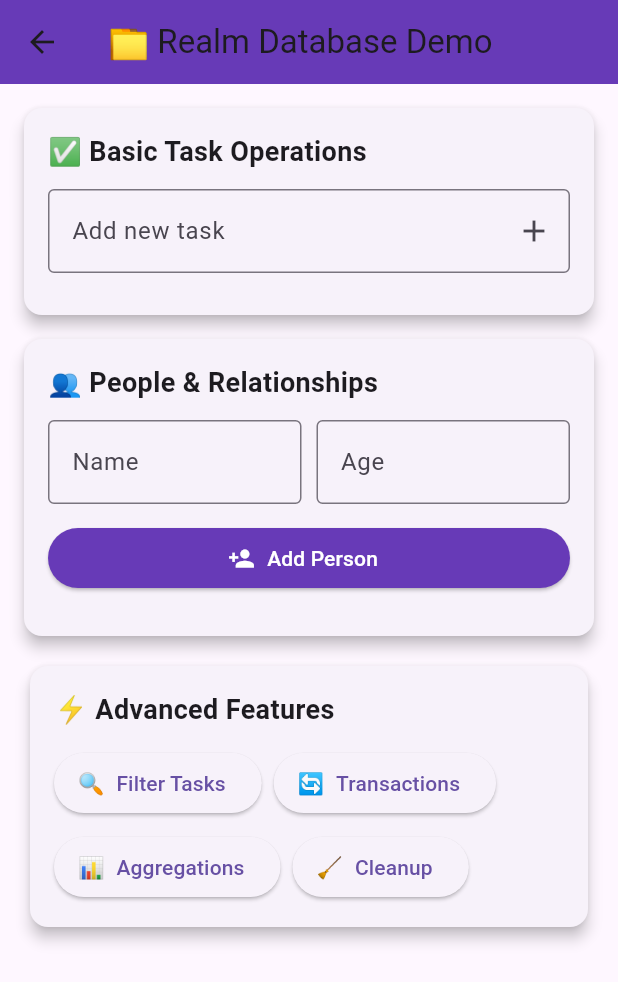
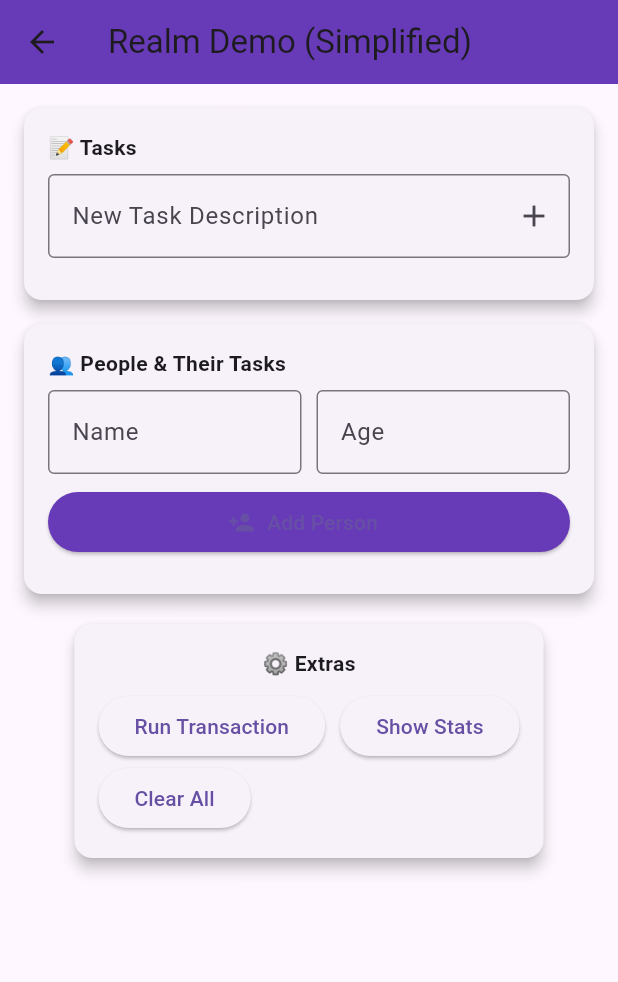
Before and after one commit to JihedMrouki/FlutterStorageDemo, a Flutter app: the RealmScreen screen opened by its route, on a phone screen of 412 x 824 dp. Shown: the top 982 px of the screen. Run offline on Flutter 3.47's test engine with Material 3 defaults, Android fonts, the phone set to English and light mode, and no system bars; our stand-ins replace hive, hive_flutter, realm, sqflite; accounts and stored records are empty; generated files the repository leaves out were written again.

Commit message:
add realm

```diff
--- a/lib/screens/updated_realm_screen.dart
+++ b/lib/screens/updated_realm_screen.dart
@@ -1,7 +1,7 @@
 import 'package:flutter/material.dart';
 import 'package:realm/realm.dart';
 
-import '../models/task_person.dart';
+import '../models/task_person.dart'; // Assuming realm_models.dart is properly set up
 
 class RealmScreen extends StatefulWidget {
   const RealmScreen({super.key});
@@ -12,9 +12,9 @@
 
 class _RealmScreenState extends State<RealmScreen> {
   late Realm realm;
-  final TextEditingController _taskController = TextEditingController();
-  final TextEditingController _personNameController = TextEditingController();
-  final TextEditingController _personAgeController = TextEditingController();
+  final _taskController = TextEditingController();
+  final _personNameController = TextEditingController();
+  final _personAgeController = TextEditingController();
 
   @override
   void initState() {
@@ -39,34 +39,31 @@
 
     return Scaffold(
       appBar: AppBar(
-        title: const Text('📁 Realm Database Demo'),
+        title: const Text('Realm Demo (Simplified)'),
         backgroundColor: Colors.deepPurple,
       ),
       body: SingleChildScrollView(
-        padding: const EdgeInsets.all(16.0),
+        padding: const EdgeInsets.all(16),
         child: Column(
           children: [
-            // 1. Basic CRUD Operations
+            // Task Section
             Card(
               elevation: 4,
               margin: const EdgeInsets.only(bottom: 16),
               child: Padding(
-                padding: const EdgeInsets.all(16.0),
+                padding: const EdgeInsets.all(16),
                 child: Column(
                   crossAxisAlignment: CrossAxisAlignment.stretch,
                   children: [
                     const Text(
-                      '✅ Basic Task Operations',
-                      style: TextStyle(
-                        fontSize: 18,
-                        fontWeight: FontWeight.bold,
+                      '📝 Tasks',
+                      style: TextStyle(fontWeight: FontWeight.bold),
                     ),
-                    ),
-                    const SizedBox(height: 12),
+                    const SizedBox(height: 8),
                     TextField(
                       controller: _taskController,
                       decoration: InputDecoration(
-                        labelText: 'Add new task',
+                        labelText: 'New Task Description',
                         border: const OutlineInputBorder(),
                         suffixIcon: IconButton(
                           icon: const Icon(Icons.add),
@@ -79,9 +76,11 @@
                       (task) => ListTile(
                         leading: Checkbox(
                           value: task.isComplete,
-                          onChanged: (value) => _toggleTask(task),
+                          onChanged: (_) => _toggleTask(task),
                         ),
-                        title: Text(task.description),
+                        title: Text(
+                          '${task.description} (Priority: ${task.priority})',
+                        ),
                         trailing: IconButton(
                           icon: const Icon(Icons.delete, color: Colors.red),
                           onPressed: () => _deleteTask(task),
@@ -93,23 +92,20 @@
               ),
             ),
 
-            // 2. Object Relationships
+            // People Section
             Card(
               elevation: 4,
               margin: const EdgeInsets.only(bottom: 16),
               child: Padding(
-                padding: const EdgeInsets.all(16.0),
+                padding: const EdgeInsets.all(16),
                 child: Column(
                   crossAxisAlignment: CrossAxisAlignment.stretch,
                   children: [
                     const Text(
-                      '👥 People & Relationships',
-                      style: TextStyle(
-                        fontSize: 18,
-                        fontWeight: FontWeight.bold,
+                      '👥 People & Their Tasks',
+                      style: TextStyle(fontWeight: FontWeight.bold),
                     ),
-                    ),
-                    const SizedBox(height: 12),
+                    const SizedBox(height: 8),
                     Row(
                       children: [
                         Expanded(
@@ -134,44 +130,37 @@
                         ),
                       ],
                     ),
-                    const SizedBox(height: 12),
+                    const SizedBox(height: 8),
                     ElevatedButton.icon(
                       icon: const Icon(Icons.person_add),
                       label: const Text('Add Person'),
                       onPressed: _addPerson,
                       style: ElevatedButton.styleFrom(
                         backgroundColor: Colors.deepPurple,
-                        foregroundColor: Colors.white,
                       ),
                     ),
-                    const SizedBox(height: 12),
+                    const SizedBox(height: 8),
                     ...people.map(
                       (person) => ExpansionTile(
-                        leading: const Icon(Icons.person),
-                        title: Text('${person.name} (${person.age})'),
+                        title: Text('${person.name} (Age: ${person.age})'),
                         subtitle: Text('Tasks: ${person.tasks.length}'),
                         children: [
-                          if (person.tasks.isNotEmpty)
                           ...person.tasks.map(
                             (task) => ListTile(
-                                leading: const Icon(Icons.task),
                               title: Text(task.description),
                               trailing: IconButton(
-                                  icon: const Icon(Icons.delete),
+                                icon: const Icon(Icons.remove_circle),
                                 onPressed:
                                     () => _removeTaskFromPerson(person, task),
                               ),
                             ),
                           ),
-                          Padding(
-                            padding: const EdgeInsets.all(8.0),
-                            child: ElevatedButton.icon(
+                          ElevatedButton.icon(
                             icon: const Icon(Icons.link),
                             label: const Text('Assign Random Task'),
                             onPressed: () => _assignRandomTask(person),
                             style: ElevatedButton.styleFrom(
-                                backgroundColor: Colors.deepPurple[200],
-                              ),
+                              backgroundColor: Colors.deepPurple.shade100,
                             ),
                           ),
                         ],
@@ -182,45 +171,32 @@
               ),
             ),
 
-            // 3. Advanced Features
+            // Buttons Section
             Card(
               elevation: 4,
               child: Padding(
-                padding: const EdgeInsets.all(16.0),
+                padding: const EdgeInsets.all(16),
                 child: Column(
-                  crossAxisAlignment: CrossAxisAlignment.stretch,
                   children: [
                     const Text(
-                      '⚡ Advanced Features',
-                      style: TextStyle(
-                        fontSize: 18,
-                        fontWeight: FontWeight.bold,
+                      '⚙️ Extras',
+                      style: TextStyle(fontWeight: FontWeight.bold),
                     ),
+                    const SizedBox(height: 8),
+                    Wrap(
+                      spacing: 10,
+                      children: [
+                        ElevatedButton(
+                          onPressed: _runTransaction,
+                          child: const Text('Run Transaction'),
                         ),
-                    const SizedBox(height: 12),
-                    Wrap(
-                      spacing: 8,
-                      runSpacing: 8,
-                      children: [
-                        ElevatedButton.icon(
-                          icon: const Text('🔍'),
-                          label: const Text('Filter Tasks'),
-                          onPressed: _showFilteredTasks,
+                        ElevatedButton(
+                          onPressed: _showStats,
+                          child: const Text('Show Stats'),
                         ),
-                        ElevatedButton.icon(
-                          icon: const Text('🔄'),
-                          label: const Text('Transactions'),
-                          onPressed: _runTransaction,
-                        ),
-                        ElevatedButton.icon(
-                          icon: const Text('📊'),
-                          label: const Text('Aggregations'),
-                          onPressed: _showAggregations,
-                        ),
-                        ElevatedButton.icon(
-                          icon: const Text('🧹'),
-                          label: const Text('Cleanup'),
+                        ElevatedButton(
                           onPressed: _cleanupDatabase,
+                          child: const Text('Clear All'),
                         ),
                       ],
                     ),
@@ -235,10 +211,12 @@
   }
 
   void _addTask() {
-    if (_taskController.text.isEmpty) return;
+    if (_taskController.text.trim().isEmpty) return;
 
     realm.write(() {
-      realm.add(Task(_taskController.text));
+      final task = Task(_taskController.text.trim());
+      task.priority = 1; // default priority
+      realm.add(task);
     });
 
     _taskController.clear();
@@ -260,16 +238,16 @@
   }
 
   void _addPerson() {
-    if (_personNameController.text.isEmpty || _personAgeController.text.isEmpty)
-      return;
+    final name = _personNameController.text.trim();
+    final ageStr = _personAgeController.text.trim();
+
+    if (name.isEmpty || ageStr.isEmpty) return;
+
+    final age = int.tryParse(ageStr);
+    if (age == null) return;
 
     realm.write(() {
-      realm.add(
-        Person(
-          _personNameController.text,
-          int.parse(_personAgeController.text),
-        ),
-      );
+      realm.add(Person(name, age));
     });
 
     _personNameController.clear();
@@ -278,12 +256,10 @@
   }
 
   void _assignRandomTask(Person person) {
-    final tasks = realm.all<Task>();
+    final tasks = realm.all<Task>().toList();
     if (tasks.isEmpty) return;
 
-    final randomTask =
-        tasks.toList()[DateTime.now().millisecond % tasks.length];
-
+    final randomTask = tasks[DateTime.now().millisecond % tasks.length];
     realm.write(() {
       person.tasks.add(randomTask);
     });
@@ -297,69 +273,24 @@
     setState(() {});
   }
 
-  void _showFilteredTasks() {
-    final completedTasks = realm.all<Task>().query('isComplete == true');
-    final highPriorityTasks = realm.all<Task>().query(
-      'priority > 5 SORT(priority DESC)',
-    );
-
-    showDialog(
-      context: context,
-      builder:
-          (context) => AlertDialog(
-            title: const Text('🔍 Filtered Tasks'),
-            content: Column(
-              mainAxisSize: MainAxisSize.min,
-              crossAxisAlignment: CrossAxisAlignment.start,
-              children: [
-                const Text(
-                  '✅ Completed Tasks:',
-                  style: TextStyle(fontWeight: FontWeight.bold),
-                ),
-                ...completedTasks
-                    .map((t) => Text('- ${t.description}'))
-                    .toList(),
-                const SizedBox(height: 16),
-                const Text(
-                  '🔝 High Priority Tasks:',
-                  style: TextStyle(fontWeight: FontWeight.bold),
-                ),
-                ...highPriorityTasks
-                    .map((t) => Text('- ${t.description} (${t.priority})'))
-                    .toList(),
-              ],
-            ),
-            actions: [
-              TextButton(
-                onPressed: () => Navigator.pop(context),
-                child: const Text('Close'),
-              ),
-            ],
-          ),
-    );
-  }
-
   void _runTransaction() {
     try {
       realm.write(() {
-        // Create multiple objects in a single transaction
-        final person = Person('Transaction User', 30);
-        realm.add(person);
+        final person = Person('Test User', 28);
+        final task1 = Task('Learn Realm');
+        task1.priority = 8;
 
-        final task1 = Task('Transaction Task 1');
-        final task2 = Task('Transaction Task 2');
-        realm.addAll([task1, task2]);
+        final task2 = Task('Test Realm Transaction');
+        task2.priority = 5;
 
-        person.tasks.add(task1);
-        person.tasks.add(task2);
+        realm.addAll([person, task1, task2]);
 
-        // Uncomment to test rollback
-        // throw RealmException('Intentional error for rollback demo');
+        person.tasks.addAll([task1, task2]);
       });
 
-      ScaffoldMessenger.of(context).showSnackBar(
-        const SnackBar(content: Text('✅ Transaction completed successfully')),
-      );
+      ScaffoldMessenger.of(
+        context,
+      ).showSnackBar(const SnackBar(content: Text('✅ Transaction complete')));
     } catch (e) {
       ScaffoldMessenger.of(
         context,
@@ -368,7 +299,7 @@
     setState(() {});
   }
 
-  void _showAggregations() {
+  void _showStats() {
     final people = realm.all<Person>();
     final tasks = realm.all<Task>();
 
@@ -376,24 +307,24 @@
         people.isEmpty
             ? 0
             : people.map((p) => p.age).reduce((a, b) => a + b) / people.length;
-    final completedCount = tasks.where((t) => t.isComplete).length;
-    final highPriorityCount = tasks.where((t) => t.priority > 5).length;
+    final completed = tasks.where((t) => t.isComplete).length;
+    final highPriority = tasks.where((t) => t.priority > 5).length;
 
     showDialog(
       context: context,
       builder:
-          (context) => AlertDialog(
-            title: const Text('📊 Database Statistics'),
+          (_) => AlertDialog(
+            title: const Text('📊 Stats'),
             content: Column(
               mainAxisSize: MainAxisSize.min,
               crossAxisAlignment: CrossAxisAlignment.start,
               children: [
-                Text('👥 People count: ${people.length}'),
-                Text('📊 Average age: ${avgAge.toStringAsFixed(1)}'),
-                const SizedBox(height: 16),
-                Text('✅ Tasks count: ${tasks.length}'),
-                Text('✔ Completed tasks: $completedCount'),
-                Text('🔝 High priority tasks: $highPriorityCount'),
+                Text('People: ${people.length}'),
+                Text('Avg. Age: ${avgAge.toStringAsFixed(1)}'),
+                const SizedBox(height: 10),
+                Text('Tasks: ${tasks.length}'),
+                Text('Completed: $completed'),
+                Text('High Priority: $highPriority'),
               ],
             ),
             actions: [
@@ -412,9 +343,8 @@
       realm.deleteAll<Person>();
     });
     setState(() {});
-
-    ScaffoldMessenger.of(context).showSnackBar(
-      const SnackBar(content: Text('🧹 Database cleared successfully')),
-    );
+    ScaffoldMessenger.of(
+      context,
+    ).showSnackBar(const SnackBar(content: Text('🧹 Database cleared')));
   }
 }
```
Lines whose indentation alone changed are shown as unchanged.
